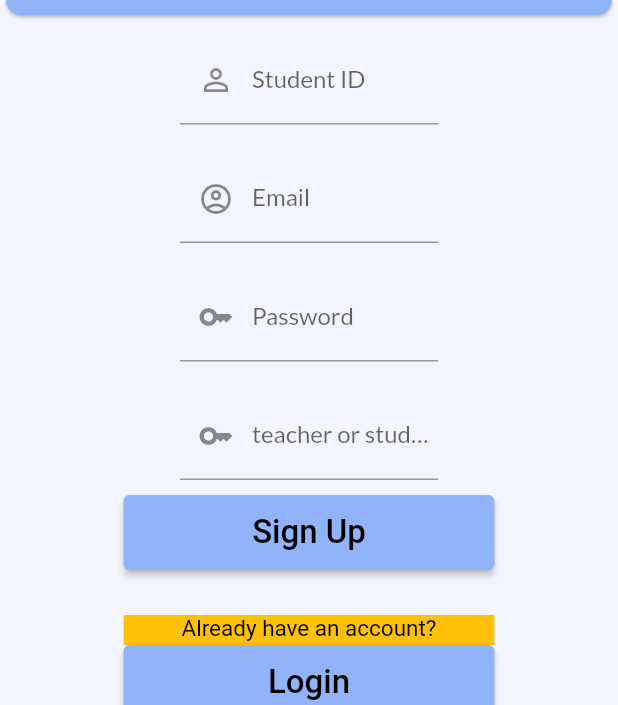
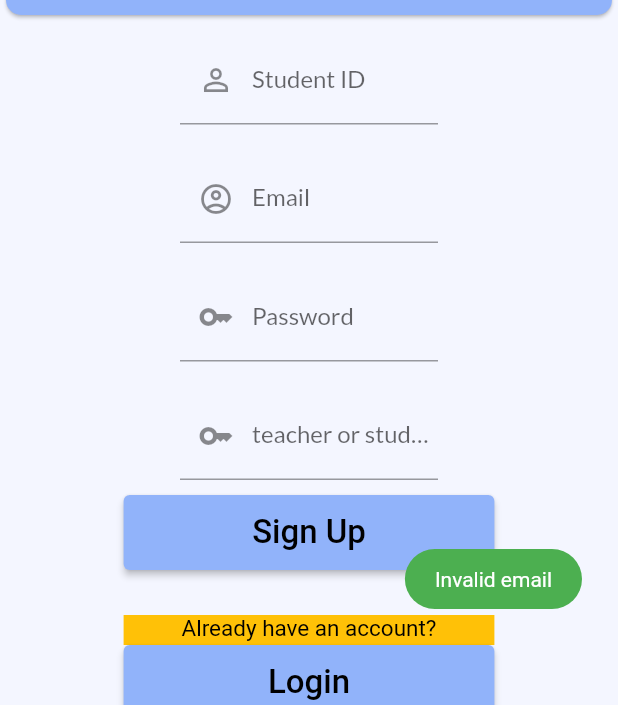
Before and after one commit to Davut102/SchoolTrackerSystem, a Flutter app: the SignUp_Screen screen opened directly, after a tap on "Sign Up", on a phone screen of 412 x 824 dp, the part 531-1236 px from its top. Run offline on Flutter 3.47's test engine with Material 2 defaults, Android fonts, the phone set to English and light mode, and no system bars; our stand-ins replace fluttertoast; network calls fail; Roboto replaces fonts that are missing (Jua).

Commit message:
error massages
added error massages

```diff
--- a/lib/screens/SignUp_Screen.dart
+++ b/lib/screens/SignUp_Screen.dart
@@ -1,4 +1,5 @@
 import 'dart:convert';
+import 'dart:io';
 
 import 'package:flutter/material.dart';
 import 'package:fluttertoast/fluttertoast.dart';
@@ -32,12 +33,41 @@ class _SignUp_ScreenState extends State<SignUp_Screen> {
 
   Future register() async {
     var url = Uri.http("localhost", "/saas/register.php", {'q': '{http}'});
+
+
+
+    if(email_controller.toString().isEmpty || !email_controller.toString().contains('@')){
+      Fluttertoast.showToast(
+          msg: 'Invalid email',
+          toastLength: Toast.LENGTH_SHORT,
+          gravity: ToastGravity.BOTTOM_RIGHT,
+          timeInSecForIosWeb: 1,
+          backgroundColor: Colors.green,
+          textColor: Colors.white);
+    }else if (password_controller.text.length < 6 ){
+      Fluttertoast.showToast(
+          msg: 'Invalid password',
+          toastLength: Toast.LENGTH_SHORT,
+          gravity: ToastGravity.BOTTOM_RIGHT,
+          timeInSecForIosWeb: 1,
+          backgroundColor: Colors.green,
+          textColor: Colors.white);
+    }else if(level_controller.toString() != 'student' || level_controller.toString() != 'teacher') {
+      Fluttertoast.showToast(
+          msg: 'Invalid user type',
+          toastLength: Toast.LENGTH_SHORT,
+          gravity: ToastGravity.BOTTOM_RIGHT,
+          timeInSecForIosWeb: 1,
+          backgroundColor: Colors.green,
+          textColor: Colors.white);
+    }else {
       var response = await http.post(url, body: {
         "id": id_controller.text.toString(),
         "email": email_controller.text.toString(),
         "password": password_controller.text.toString(),
         "level": level_controller.text.toString(),
       });
+
       var data = json.decode(response.body);
 
       if (response.statusCode == 200) {
@@ -63,6 +93,7 @@ class _SignUp_ScreenState extends State<SignUp_Screen> {
           backgroundColor: Colors.red,
           textColor: Colors.white,
         );
+      }
     }
   }
   @override
@@ -145,6 +176,7 @@ class _SignUp_ScreenState extends State<SignUp_Screen> {
                         controller: email_controller,
                         keyboardType: TextInputType.emailAddress,
                         onSubmitted: (value) {
+
                             email = value;
                         },
                         decoration: InputDecoration(
```
Also changed, not shown: pubspec.lock. Lines whose indentation alone changed are shown as unchanged.
